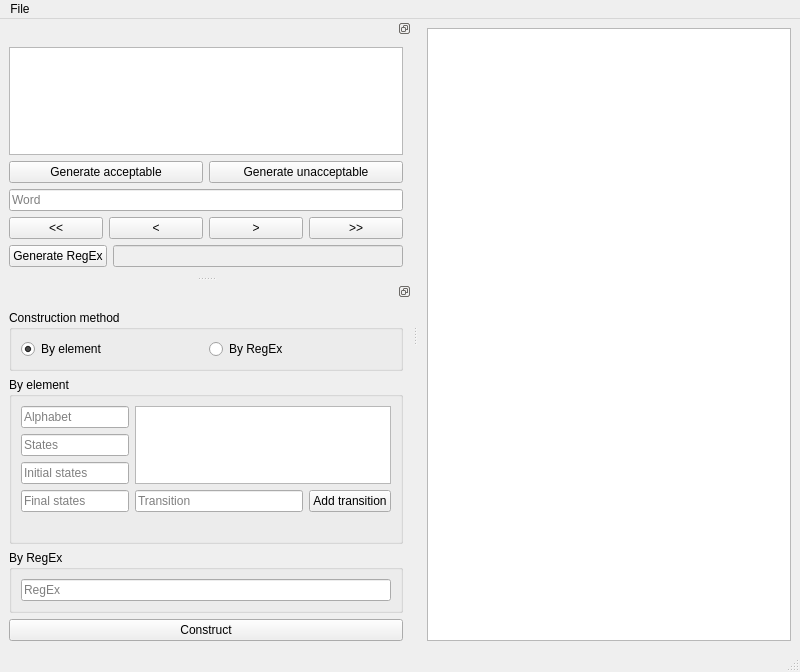
Before: the Qt Designer form main_window.ui in Aca-S/finite-automata-toolbox, drawn with Qt 5.
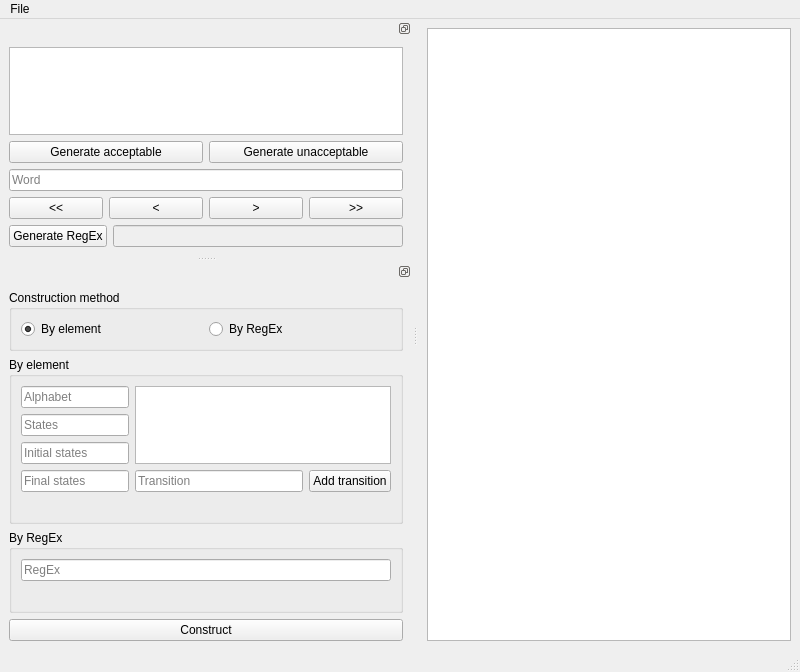
After: the same form once the commit is applied.

Commit message: Implemented gui controls for by-regex construction

The edit to the form file:
```diff
--- a/main_window.ui
+++ b/main_window.ui
@@ -262,7 +262,7 @@
          <property name="title">
           <string>By RegEx</string>
          </property>
-         <layout class="QHBoxLayout" name="horizontalLayout_10">
+         <layout class="QVBoxLayout" name="verticalLayout_3">
           <item>
            <layout class="QHBoxLayout" name="construction_by_regex_layout">
             <item>
@@ -274,6 +274,16 @@
             </item>
            </layout>
           </item>
+          <item>
+           <widget class="QLabel" name="construction_by_regex_info">
+            <property name="text">
+             <string/>
+            </property>
+            <property name="wordWrap">
+             <bool>true</bool>
+            </property>
+           </widget>
+          </item>
          </layout>
         </widget>
        </item>
```
The commit also changes 2 other files.
